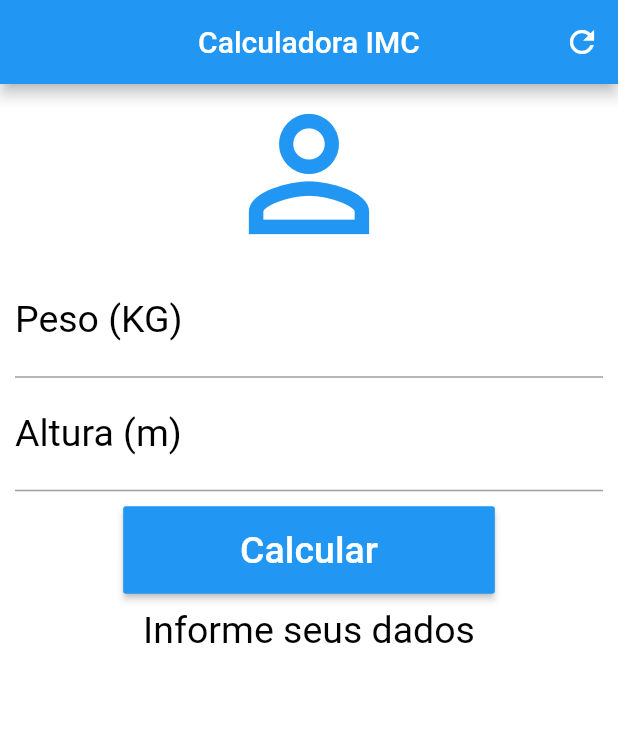
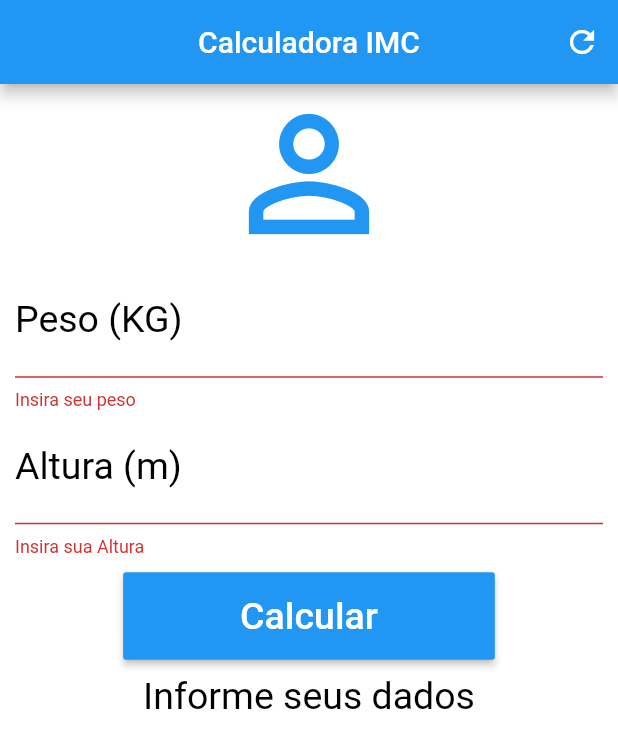
Before and after one commit to rafaelcorazzi/IMCCalculatorApp, a Flutter app: the screen it shows after launch, after a tap on "Calcular", on a phone screen of 412 x 824 dp. Shown: the top 748 px of the screen. Run offline on Flutter 3.47's test engine with Material 2 defaults, Android fonts, the phone set to English and light mode, and no system bars.

```diff
--- a/lib/main.dart
+++ b/lib/main.dart
@@ -16,12 +16,17 @@ class Home extends StatefulWidget {
 class _State extends State<Home> {
   TextEditingController weightController = TextEditingController();
   TextEditingController heightController = TextEditingController();
+  GlobalKey<FormState> _formKey = GlobalKey<FormState>();
+
   String _infoText = "Informe seus dados";
 
   void _resetFields(){
     weightController.text = "";
     heightController.text = "";
+    setState(() {
       _infoText = "Informe seus dados";
+    });
+
   }
   void _Calculate(){
 
@@ -45,10 +50,12 @@ class _State extends State<Home> {
         backgroundColor: Colors.white,
         body: SingleChildScrollView(
           padding: EdgeInsets.fromLTRB(10.0, 0.0, 10.0, 0.0),
-          child: Column(
+          child: Form(
+            key: _formKey,
+            child : Column(
               children: <Widget>[
                 Icon(Icons.person_outline, size: 120.0, color: Colors.blue),
-              new TextField(
+                new TextFormField(
                   decoration: new InputDecoration(
                       labelText: "Peso (KG)",
                       labelStyle: TextStyle(color: Colors.black)),
@@ -57,8 +64,13 @@ class _State extends State<Home> {
                   textAlign: TextAlign.center,
                   style: TextStyle(fontSize: 25.0),
                   controller: weightController,
+                  validator: (value) {
+                    if(value.isEmpty){
+                      return "Insira seu peso";
+                    }
+                  },
                 ),
-              new TextField(
+                new TextFormField(
                     decoration: new InputDecoration(
                         labelText: "Altura (m)",
                         labelStyle: TextStyle(color: Colors.black)),
@@ -66,13 +78,23 @@ class _State extends State<Home> {
                     keyboardType: TextInputType.numberWithOptions(decimal: true) ,
                     textAlign: TextAlign.center,
                     style: TextStyle(fontSize: 25.0),
-                  controller: heightController),
+                    controller: heightController,
+                    validator: (value) {
+                      if(value.isEmpty){
+                        return "Insira sua Altura";
+                      }
+                    }),
+
                 Container(
                     height: MediaQuery.of(context).size.width * 0.19,
                     width: MediaQuery.of(context).size.width * 0.65,
                     padding: EdgeInsets.all(10.0),
                     child: RaisedButton(
-                    onPressed: _Calculate,
+                      onPressed: (){
+                        if(_formKey.currentState.validate()){
+                          _Calculate();
+                        }
+                      },
                       child: Text(
                         "Calcular",
                         style: TextStyle(color: Colors.white, fontSize: 25.0),
@@ -86,6 +108,7 @@ class _State extends State<Home> {
                 )
               ],
             ),
+          )
         ));
   }
 }
```
Lines whose indentation alone changed are shown as unchanged.
